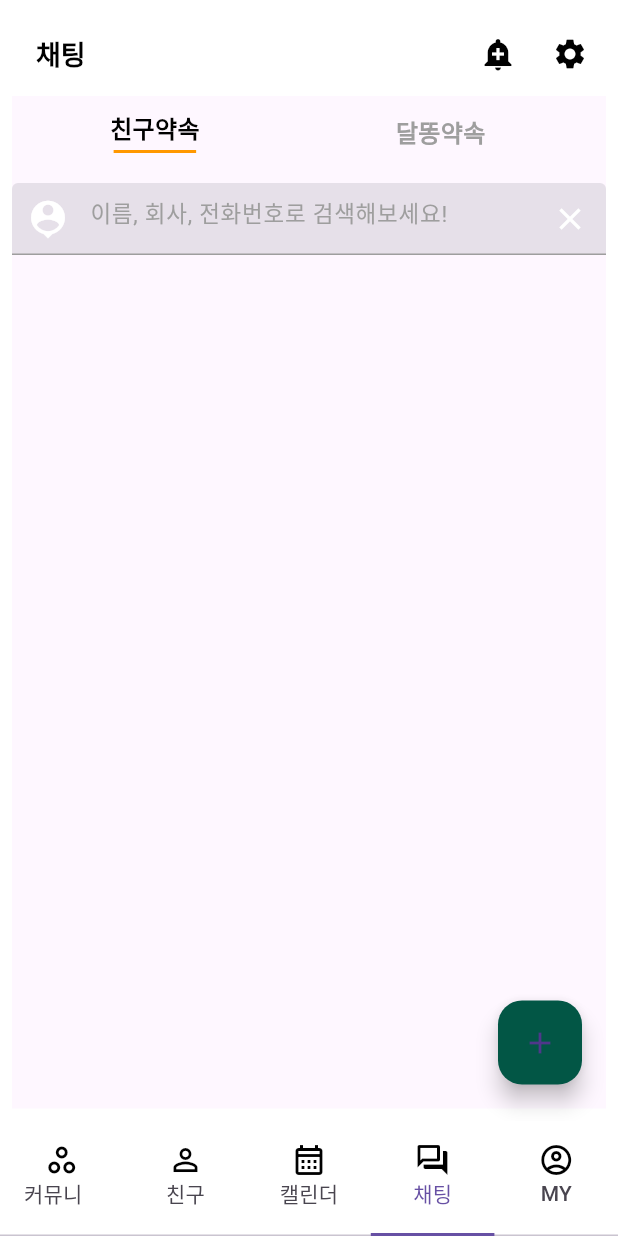
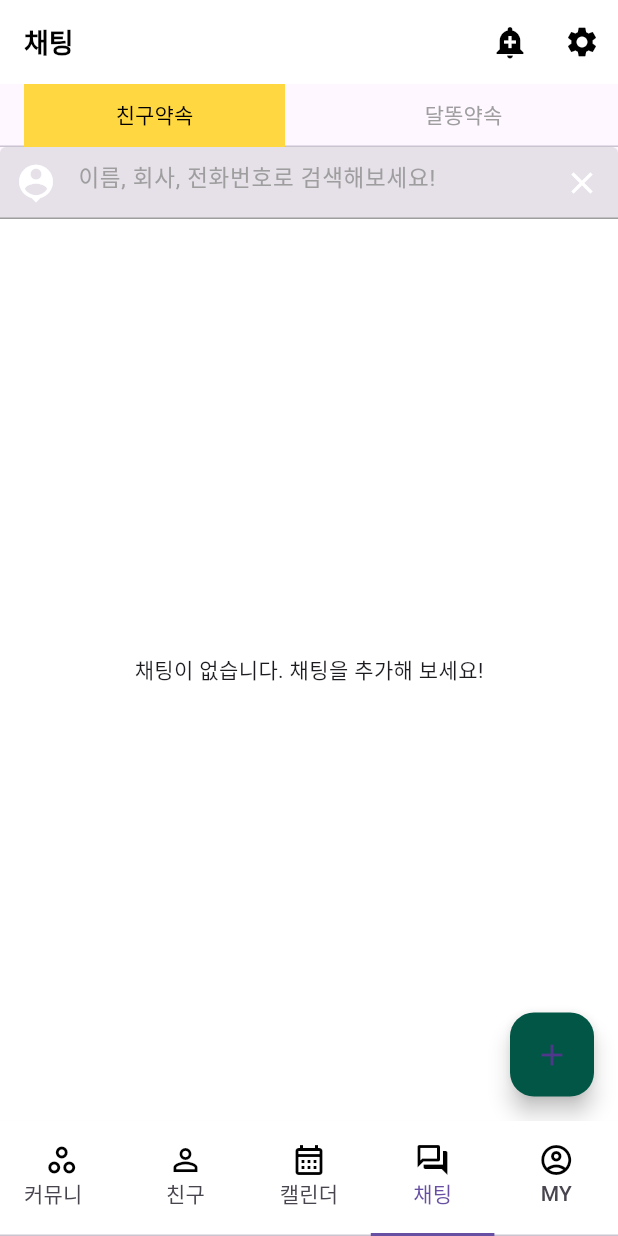
Before and after one commit to kimtaewoo90/dalddong, a Flutter app: the screen it shows once a user with an empty profile is signed in, item 4 of the bottom bar chosen, on a phone screen of 412 x 824 dp. Run offline on Flutter 3.47's test engine with Material 2 defaults, Android fonts, the phone set to English and light mode, and no system bars; our stand-ins replace cloud_firestore, contacts_service, easy_localization, firebase_auth, firebase_core, firebase_messaging and 17 more; missing offline and left inert: googleapis, kakao_flutter_sdk, kakao_flutter_sdk_user; accounts and stored records are empty; generated files the repository leaves out were written again; network calls fail.

Commit message:
community, chatting main UI

```diff
--- a/lib/tabs/chatting/chatting_main_screen.dart
+++ b/lib/tabs/chatting/chatting_main_screen.dart
@@ -2,6 +2,7 @@
 
 // firebase
 import 'package:cloud_firestore/cloud_firestore.dart';
+import 'package:dalddong/commonScreens/config.dart';
 import 'package:firebase_auth/firebase_auth.dart';
 
 // packages
@@ -27,10 +28,10 @@ class ChatRooms extends StatefulWidget {
   State<ChatRooms> createState() => _ChatRoomsState();
 }
 
-class _ChatRoomsState extends State<ChatRooms> {
+class _ChatRoomsState extends State<ChatRooms> with TickerProviderStateMixin {
   final firebase = FirebaseFirestore.instance;
-
   bool isDalddong = false;
+  late TabController _tabController;
 
 
   Stream<QuerySnapshot> myChatRoom =
@@ -59,6 +60,11 @@ class _ChatRoomsState extends State<ChatRooms> {
     });
   }
 
+  @override
+  void initState(){
+    _tabController = TabController(length: 2, vsync: this);
+    super.initState();
+  }
 
   @override
   Widget build(BuildContext context) {
@@ -69,8 +75,6 @@ class _ChatRoomsState extends State<ChatRooms> {
         final value = await yesNoDialog(context, "앱을 종료하십니까?");
         return value == true;
       },
-      child: Padding(
-        padding: const EdgeInsets.all(8.0),
       child: Scaffold(
         appBar: BaseAppBar(
           appBar: AppBar(),
@@ -78,88 +82,40 @@ class _ChatRoomsState extends State<ChatRooms> {
           backBtn: false,
           center: false,),
 
-          body:
-
-          Column(
+        body: Column(
           children: [
-
-              const SizedBox(height: 10,),
-              // 개인약속채팅, 달똥약속채팅 구분
-              Row(
-                mainAxisAlignment: MainAxisAlignment.spaceAround,
-
-                children: [
-                  GestureDetector(
-                    onTap: (){
-                      setState(() {
-                        isDalddong = false;
-                      });
-                    },
-
-                    child: Column(
-                      children: [
-                        Text(
-                          '친구약속',
-                          style: TextStyle(
-                              fontSize: 16,
-                              fontWeight: FontWeight.bold,
-                              color: !isDalddong ? Colors.black
-                                  : Colors.grey
+            TabBar(
+              tabs: [
+                Container(
+                  height: 40,
+                  alignment: Alignment.center,
+                  child: const Text(
+                    '친구약속'
                   ),
                 ),
-                        if(!isDalddong)
                 Container(
-                            margin: const EdgeInsets.only(top: 3),
-                            height: 2,
-                            width: 55,
-                            color: Colors.orange,
-                          )
-                      ],
+                  height: 40,
+                  alignment: Alignment.center,
+                  child: const Text(
+                      '달똥약속'
                   ),
                 ),
-
-                  GestureDetector(
-                    onTap: (){
-                      setState(() {
-                        isDalddong = true;
-                      });
-                    },
-                    child: Column(
-                      children: [
-                        Row(
-                          children: [
-                            Text(
-                              '달똥약속',
-                              style: TextStyle(
-                                  fontSize: 16,
-                                  fontWeight: FontWeight.bold,
-                                  color: isDalddong ? Colors.black
-                                      : Colors.grey
+              ],
+              indicator: const BoxDecoration(
+                // gradient: LinearGradient(
+                //   begin: Alignment.centerLeft,
+                //   end: Alignment.centerRight,
+                //   colors: [
+                //     Colors.lightGreenAccent,
+                //     Colors.amberAccent,
+                //   ]
+                // )
+                color: Colors.amberAccent
               ),
+              labelColor: Colors.black,
+              unselectedLabelColor: Colors.grey,
+              controller: _tabController,
             ),
-                            const SizedBox(
-                              width: 15,
-                            ),
-                          ],
-                        ),
-                        if(isDalddong)
-                          Container(
-                            margin: const EdgeInsets.fromLTRB(0,3,35,0),
-                            height: 2,
-                            width: 55,
-                            color: Colors.orange,
-                          )
-                      ],
-                    ),
-                  )
-                ],
-              ),
-
-              const SizedBox(height: 10,),
-
-              // 대화내용 검색
-              const SizedBox(height: 10,),
-
             SizedBox(
               width: MediaQuery.of(context).size.width,
               child: TextFormField(
@@ -194,11 +150,14 @@ class _ChatRoomsState extends State<ChatRooms> {
               ),
             ),
 
-              const SizedBox(height: 10,),
-
-              // 친구약속 채팅방 리스트
-              if(!isDalddong)
-                StreamBuilder<QuerySnapshot>(
+            Expanded(
+                child: TabBarView(
+                  controller: _tabController,
+                  children: [
+                    // 친구채팅
+                    Container(
+                      color: GeneralUiConfig.backgroundColor,
+                      child: StreamBuilder<QuerySnapshot>(
                           stream: FirebaseFirestore.instance
                               .collection('user')
                               .doc(FirebaseAuth.instance.currentUser!.email)
@@ -207,15 +166,15 @@ class _ChatRoomsState extends State<ChatRooms> {
                               .snapshots(),
 
                           builder: (context, snapshot) {
-                      if (snapshot.data != null && !snapshot.hasError){
+                            if (snapshot.data != null && !snapshot.hasError && snapshot.data?.docs.length != 0){
 
-                        return Expanded(
-                          child: ListView.builder(
+                              return ListView.separated(
                                 scrollDirection: Axis.vertical,
                                 shrinkWrap: true,
-
-                            itemCount: snapshot.data?.docs.length,
-                            itemBuilder: (context, index) => Card(
+                                separatorBuilder: (context, int) => const Divider(color: Colors.grey,),
+                                itemCount: snapshot.data!.docs.length,
+                                itemBuilder: (context, index) => Padding(
+                                  padding: const EdgeInsets.all(8.0),
                                   child: InkWell(
                                     onTap: (){
                                       Navigator.push(
@@ -233,9 +192,10 @@ class _ChatRoomsState extends State<ChatRooms> {
                                           radius : 30,
                                           backgroundImage: NetworkImage(snapshot.data?.docs[index]['userImage']),
                                         ),
+                                        const SizedBox(width: 10,),
                                         Flexible(
                                           child: Padding(
-                                        padding: const EdgeInsets.all(10),
+                                            padding: const EdgeInsets.all(1),
                                             child: Column(
                                               children: [
                                                 Row(
@@ -246,7 +206,7 @@ class _ChatRoomsState extends State<ChatRooms> {
                                                         snapshot.data?.docs[index]['chatRoomName'],
                                                         overflow: TextOverflow.ellipsis,
                                                         style: const TextStyle(
-                                                      fontSize: 18,
+                                                          fontSize: 16,
                                                           fontWeight: FontWeight.bold,
                                                           color: Colors.black,
                                                         ),
@@ -260,7 +220,7 @@ class _ChatRoomsState extends State<ChatRooms> {
                                                       child: Text(
                                                         "${snapshot.data?.docs[index]['latestTimeString'] ?? ""}",
                                                         style: const TextStyle(
-                                                      fontSize: 13,
+                                                          fontSize: 12,
                                                           fontWeight: FontWeight.normal,
                                                           color: Colors.black38,
                                                         ),
@@ -281,7 +241,7 @@ class _ChatRoomsState extends State<ChatRooms> {
                                                         snapshot.data?.docs[index]['latestText'],
                                                         overflow: TextOverflow.ellipsis,
                                                         style: TextStyle(
-                                                        fontSize: 15,
+                                                            fontSize: 12,
                                                             color: Colors.grey[500]
                                                         ),
                                                       ),
@@ -298,12 +258,9 @@ class _ChatRoomsState extends State<ChatRooms> {
                                     ),
                                   ),
                                 ),
-                          ),
                               );
                             }
-
                             else{
-
                               // return const Center(child: CircularProgressIndicator());
                               return const Center(
                                 child: Text("채팅이 없습니다. 채팅을 추가해 보세요!"),
@@ -311,10 +268,12 @@ class _ChatRoomsState extends State<ChatRooms> {
                             }
                           }
                       ),
+                    ),
 
-              // 달똥약속 채팅방 리스트
-              if(isDalddong)
-                StreamBuilder<QuerySnapshot>(
+                    // 달똥채팅
+                    Container(
+                      color: GeneralUiConfig.backgroundColor,
+                      child: StreamBuilder<QuerySnapshot>(
                           stream: FirebaseFirestore.instance
                               .collection('user')
                               .doc(FirebaseAuth.instance.currentUser!.email)
@@ -322,17 +281,14 @@ class _ChatRoomsState extends State<ChatRooms> {
                               .snapshots(),
 
                           builder: (context, dalddongSnapshot) {
-                      if (dalddongSnapshot.data != null && !dalddongSnapshot.hasError){
-
-                        return Expanded(
-                          child: ListView.builder(
+                            if (dalddongSnapshot.data != null && !dalddongSnapshot.hasError && dalddongSnapshot.data?.docs.length != 0){
+                              return ListView.separated(
                                 scrollDirection: Axis.vertical,
                                 shrinkWrap: true,
-
-                            itemCount: dalddongSnapshot.data?.docs.length,
-                            itemBuilder: (context, index) => Container(
+                                separatorBuilder: (context, index) => const Divider(),
+                                itemCount: dalddongSnapshot.data!.docs.length,
+                                itemBuilder: (context, index) => Padding(
                                   padding: const EdgeInsets.all(0.5),
-                              child: Card(
                                   child: InkWell(
                                     onTap: (){
                                       Navigator.push(
@@ -408,21 +364,30 @@ class _ChatRoomsState extends State<ChatRooms> {
 
                                   ),
                                 ),
-                            ),
-                          ),
+                              );
+                            }
+
+                            else if(dalddongSnapshot.data?.docs == null){
+                              return const Center(
+                                child: Text("매칭된 달똥약속이 없습니다. 달똥해 보세요!"),
                               );
                             }
 
                             else{
-                        return const Center(child: CircularProgressIndicator());
+                              return const Center(
+                                child: Text("매칭된 달똥약속이 없습니다. 달똥해 보세요!"),
+                              );
                             }
                           }
                       ),
+                    ),
+
+                  ],
+                )
+            )
           ],
 
         ),
-
-
 
         floatingActionButton: FloatingActionButton(
           backgroundColor: const Color(0xff025645),
@@ -436,7 +401,6 @@ class _ChatRoomsState extends State<ChatRooms> {
           },
         ),
       ),
-      ),
     );
   }
 }
--- a/lib/tabs/friends/friends_profile_screen.dart
+++ b/lib/tabs/friends/friends_profile_screen.dart
@@ -146,6 +146,7 @@ class _showProfileState extends State<showProfile> {
                               IconButton(
                                 onPressed: () async {
                                   var chatroomId = await makeNewChatRoom(widget.userName!, widget.userEmail!, widget.userImage!);
+                                  Future.delayed(const Duration(seconds: 1));
                                   String title = await FirebaseFirestore.instance
                                       .collection('user')
                                       .doc(FirebaseAuth.instance.currentUser!.email)
```
Also changed, not shown: lib/tabs/community/community_main_screen.dart (+24 -23 lines), lib/tabs/community/community_read_comment_screen.dart (+12 -8 lines), lib/tabs/community/community_read_screen.dart (+114 -84 lines), lib/tabs/community/community_upload_screen.dart (+8 -3 lines). Lines whose indentation alone changed are shown as unchanged.
